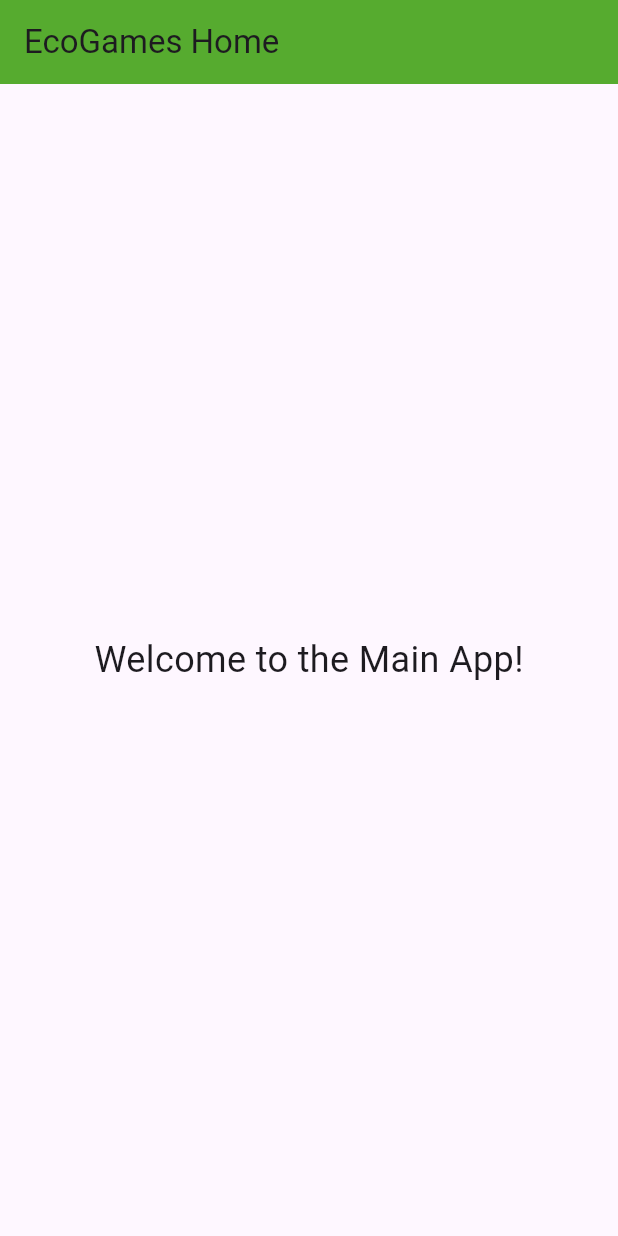
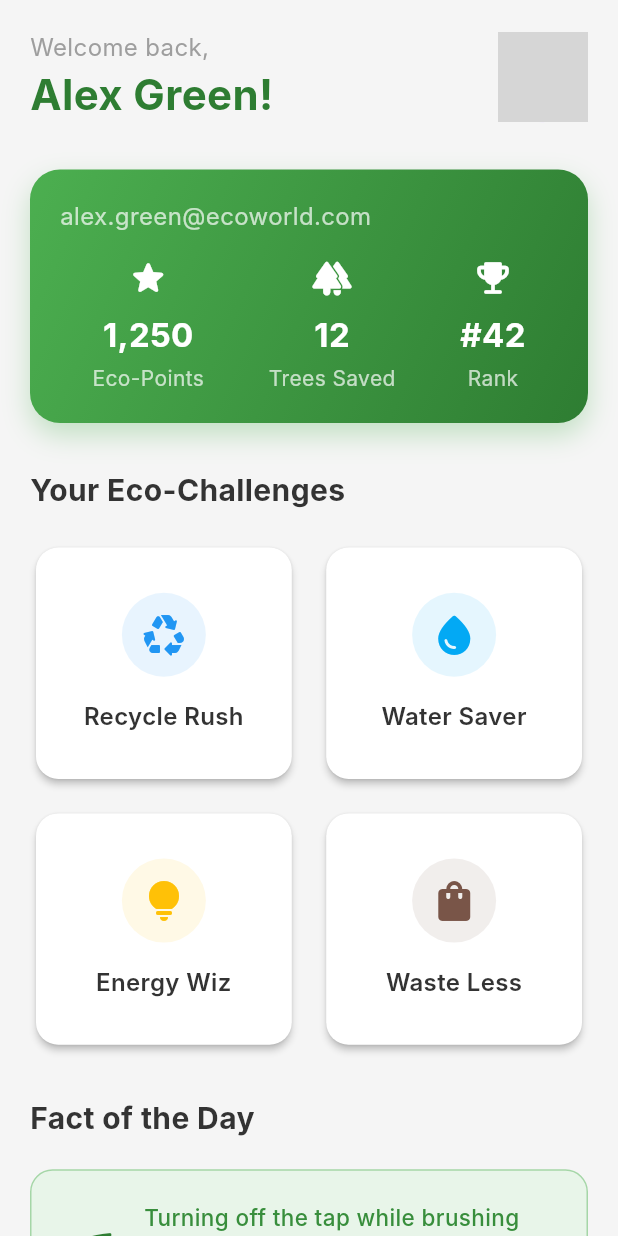
Before and after one commit to anshjast/siheco, a Flutter app: the screen it shows after launch, after a tap on "Login", on a phone screen of 412 x 824 dp. Run offline on Flutter 3.47's test engine with Material 3 defaults, Android fonts, the phone set to English and light mode, and no system bars; our stand-ins replace animate_do; network calls fail; Roboto replaces fonts that are missing (Inter, Poppins); grey boxes are pictures that could not be loaded.

```diff
--- a/lib/auth/login_page.dart
+++ b/lib/auth/login_page.dart
@@ -1,4 +1,5 @@
 import 'package:flutter/material.dart';
+import 'package:project/pages/home_page.dart';
 import '../main.dart'; // For navigation to HomeScreen
 
 class LoginScreen extends StatefulWidget {
@@ -160,7 +161,7 @@ class _LoginScreenState extends State<LoginScreen> {
                   child: ElevatedButton(
                     onPressed: () {
                       Navigator.of(context).pushReplacement(
-                        MaterialPageRoute(builder: (_) => const HomeScreen()),
+                        MaterialPageRoute(builder: (_) => const EcoGamesHomePage()),
                       );
                     },
                     style: ElevatedButton.styleFrom(
--- a/lib/auth/splash_page.dart
+++ b/lib/auth/splash_page.dart
@@ -15,7 +15,7 @@ class _SplashScreenState extends State<SplashScreen> {
   void initState() {
     super.initState();
 
-    Timer(const Duration(seconds: 5), () {
+    Timer(const Duration(milliseconds: 4500), () {
       if (mounted) {
         // CORRECTED: Navigate to the LoginScreen, not the HomeScreen
         Navigator.of(context).pushReplacement(
--- a/lib/main.dart
+++ b/lib/main.dart
@@ -1,12 +1,12 @@
 import 'package:flutter/material.dart';
-import 'auth/splash_page.dart'; // Import the new splash page
+import 'auth/splash_page.dart';
+import 'auth/login_page.dart';
+import 'pages/home_page.dart';
 
-// The main entry point for the Flutter application.
 void main() {
   runApp(const EcoGamesApp());
 }
 
-// The root widget of the application.
 class EcoGamesApp extends StatelessWidget {
   const EcoGamesApp({super.key});
 
@@ -19,29 +19,13 @@ class EcoGamesApp extends StatelessWidget {
         fontFamily: 'Poppins',
       ),
       debugShowCheckedModeBanner: false,
-      // The splash screen is now loaded from its own file.
-      home: const SplashScreen(),
+      // Define the initial route and the routes table for navigation
+      initialRoute: '/splash',
+      routes: {
+        '/splash': (context) => const SplashScreen(),
+        '/login': (context) => const LoginScreen(),
+        '/home': (context) => const EcoGamesHomePage(),
+      },
     );
   }
 }
-
-// A placeholder HomeScreen to navigate to after the splash screen.
-class HomeScreen extends StatelessWidget {
-  const HomeScreen({super.key});
-
-  @override
-  Widget build(BuildContext context) {
-    return Scaffold(
-      appBar: AppBar(
-        title: const Text('EcoGames Home'),
-        backgroundColor: const Color(0xFF56ab2f),
-      ),
-      body: const Center(
-        child: Text(
-          'Welcome to the Main App!',
-          style: TextStyle(fontSize: 24),
-        ),
-      ),
-    );
-  }
-}
--- /dev/null
+++ b/lib/pages/home_page.dart
@@ -0,0 +1,48 @@
+import 'package:flutter/material.dart';
+import 'package:flutter/services.dart';
+import '../widgets/header_section.dart';
+import '../widgets/user_profile_card.dart';
+import '../widgets/section_title.dart';
+import '../widgets/challenges_grid.dart';
+import '../widgets/daily_tip_card.dart';
+
+class EcoGamesHomePage extends StatelessWidget {
+  const EcoGamesHomePage({super.key});
+
+  @override
+  Widget build(BuildContext context) {
+    // Set the status bar style to match the app's theme
+    SystemChrome.setSystemUIOverlayStyle(SystemUiOverlayStyle.dark.copyWith(
+      statusBarColor: Colors.transparent,
+      statusBarIconBrightness: Brightness.dark,
+    ));
+
+    return Scaffold(
+      backgroundColor: const Color(0xFFF5F5F5), // A light, earthy background
+      body: SafeArea(
+        child: ListView(
+          padding: const EdgeInsets.symmetric(horizontal: 20.0),
+          children: const [
+            SizedBox(height: 20),
+            // -- Header Section --
+            HeaderSection(),
+            SizedBox(height: 30),
+            // -- User Profile Card --
+            UserProfileCard(),
+            SizedBox(height: 30),
+            // -- Eco Challenges Section --
+            SectionTitle(title: 'Your Eco-Challenges'),
+            SizedBox(height: 20),
+            ChallengesGrid(),
+            SizedBox(height: 30),
+            // -- Daily Tip Section --
+            SectionTitle(title: 'Fact of the Day'),
+            SizedBox(height: 20),
+            DailyTipCard(),
+            SizedBox(height: 40),
+          ],
+        ),
+      ),
+    );
+  }
+}
--- /dev/null
+++ b/lib/widgets/challenges_grid.dart
@@ -0,0 +1,60 @@
+import 'package:flutter/material.dart';
+
+class ChallengesGrid extends StatelessWidget {
+  const ChallengesGrid({super.key});
+
+  @override
+  Widget build(BuildContext context) {
+    final challenges = [
+      {'icon': Icons.recycling_rounded, 'title': 'Recycle Rush', 'color': Colors.blue},
+      {'icon': Icons.water_drop_rounded, 'title': 'Water Saver', 'color': Colors.lightBlue},
+      {'icon': Icons.lightbulb_rounded, 'title': 'Energy Wiz', 'color': Colors.amber},
+      {'icon': Icons.shopping_bag_rounded, 'title': 'Waste Less', 'color': Colors.brown},
+    ];
+
+    return GridView.builder(
+      shrinkWrap: true,
+      physics: const NeverScrollableScrollPhysics(),
+      gridDelegate: const SliverGridDelegateWithFixedCrossAxisCount(
+        crossAxisCount: 2,
+        crossAxisSpacing: 15,
+        mainAxisSpacing: 15,
+        childAspectRatio: 1.1,
+      ),
+      itemCount: challenges.length,
+      itemBuilder: (context, index) {
+        final challenge = challenges[index];
+        return Card(
+          elevation: 2,
+          shape: RoundedRectangleBorder(borderRadius: BorderRadius.circular(15)),
+          color: Colors.white,
+          child: Column(
+            mainAxisAlignment: MainAxisAlignment.center,
+            children: [
+              CircleAvatar(
+                radius: 28,
+                backgroundColor: (challenge['color'] as Color).withOpacity(0.1),
+                child: Icon(
+                  challenge['icon'] as IconData,
+                  size: 32,
+                  color: challenge['color'] as Color,
+                ),
+              ),
+              const SizedBox(height: 15),
+              Text(
+                challenge['title'] as String,
+                textAlign: TextAlign.center,
+                style: const TextStyle(
+                  fontSize: 16,
+                  fontWeight: FontWeight.w600,
+                  color: Color(0xFF333333),
+                  fontFamily: 'Inter',
+                ),
+              ),
+            ],
+          ),
+        );
+      },
+    );
+  }
+}
--- /dev/null
+++ b/lib/widgets/daily_tip_card.dart
@@ -0,0 +1,36 @@
+import 'package:flutter/material.dart';
+
+class DailyTipCard extends StatelessWidget {
+  const DailyTipCard({super.key});
+
+  @override
+  Widget build(BuildContext context) {
+    return Container(
+      padding: const EdgeInsets.all(20),
+      decoration: BoxDecoration(
+        color: const Color(0xFFE8F5E9), // Light green background
+        borderRadius: BorderRadius.circular(15),
+        border: Border.all(color: Colors.green.shade200, width: 1),
+      ),
+      child: const Row(
+        crossAxisAlignment: CrossAxisAlignment.center,
+        children: [
+          Icon(Icons.eco_rounded, color: Color(0xFF2E7D32), size: 40),
+          SizedBox(width: 15),
+          Expanded(
+            child: Text(
+              'Turning off the tap while brushing your teeth can save up to 8 gallons of water per day!',
+              style: TextStyle(
+                fontSize: 15,
+                color: Color(0xFF388E3C),
+                height: 1.5,
+                fontFamily: 'Inter',
+                fontWeight: FontWeight.w500,
+              ),
+            ),
+          ),
+        ],
+      ),
+    );
+  }
+}
--- /dev/null
+++ b/lib/widgets/header_section.dart
@@ -0,0 +1,44 @@
+import 'package:flutter/material.dart';
+
+class HeaderSection extends StatelessWidget {
+  const HeaderSection({super.key});
+
+  @override
+  Widget build(BuildContext context) {
+    return Row(
+      mainAxisAlignment: MainAxisAlignment.spaceBetween,
+      children: [
+        const Column(
+          crossAxisAlignment: CrossAxisAlignment.start,
+          children: [
+            Text(
+              'Welcome back,',
+              style: TextStyle(
+                fontSize: 16,
+                color: Colors.grey,
+                fontFamily: 'Inter',
+              ),
+            ),
+            Text(
+              'Alex Green!',
+              style: TextStyle(
+                fontSize: 28,
+                fontWeight: FontWeight.bold,
+                color: Color(0xFF2E7D32), // Dark green
+                fontFamily: 'Inter',
+              ),
+            ),
+          ],
+        ),
+        CircleAvatar(
+          radius: 30,
+          backgroundImage: const NetworkImage(
+              'https://placehold.co/120x120/A9DFBF/2E7D32?text=AG'),
+          onBackgroundImageError: (exception, stackTrace) {
+            // Handle error, maybe show a default icon
+          },
+        ),
+      ],
+    );
+  }
+}
--- /dev/null
+++ b/lib/widgets/section_title.dart
@@ -0,0 +1,19 @@
+import 'package:flutter/material.dart';
+
+class SectionTitle extends StatelessWidget {
+  final String title;
+  const SectionTitle({super.key, required this.title});
+
+  @override
+  Widget build(BuildContext context) {
+    return Text(
+      title,
+      style: const TextStyle(
+        fontSize: 20,
+        fontWeight: FontWeight.bold,
+        color: Color(0xFF333333),
+        fontFamily: 'Inter',
+      ),
+    );
+  }
+}
--- /dev/null
+++ b/lib/widgets/user_profile_card.dart
@@ -0,0 +1,76 @@
+import 'package:flutter/material.dart';
+
+class UserProfileCard extends StatelessWidget {
+  const UserProfileCard({super.key});
+
+  @override
+  Widget build(BuildContext context) {
+    return Container(
+      padding: const EdgeInsets.all(20),
+      decoration: BoxDecoration(
+        gradient: const LinearGradient(
+          colors: [Color(0xFF4CAF50), Color(0xFF2E7D32)],
+          begin: Alignment.topLeft,
+          end: Alignment.bottomRight,
+        ),
+        borderRadius: BorderRadius.circular(20),
+        boxShadow: [
+          BoxShadow(
+            color: Colors.green.withOpacity(0.3),
+            blurRadius: 15,
+            offset: const Offset(0, 8),
+          ),
+        ],
+      ),
+      child: Column(
+        crossAxisAlignment: CrossAxisAlignment.start,
+        children: [
+          const Text(
+            'alex.green@ecoworld.com',
+            style: TextStyle(
+              fontSize: 16,
+              color: Colors.white70,
+              fontFamily: 'Inter',
+            ),
+          ),
+          const SizedBox(height: 15),
+          Row(
+            mainAxisAlignment: MainAxisAlignment.spaceAround,
+            children: [
+              _buildStatColumn('Eco-Points', '1,250', Icons.star_rounded),
+              _buildStatColumn('Trees Saved', '12', Icons.forest_rounded),
+              _buildStatColumn('Rank', '#42', Icons.emoji_events_rounded),
+            ],
+          )
+        ],
+      ),
+    );
+  }
+
+  Widget _buildStatColumn(String label, String value, IconData icon) {
+    return Column(
+      children: [
+        Icon(icon, color: Colors.white, size: 28),
+        const SizedBox(height: 8),
+        Text(
+          value,
+          style: const TextStyle(
+            fontSize: 22,
+            fontWeight: FontWeight.bold,
+            color: Colors.white,
+            fontFamily: 'Inter',
+          ),
+        ),
+        const SizedBox(height: 4),
+        Text(
+          label,
+          style: const TextStyle(
+            fontSize: 14,
+            color: Colors.white70,
+            fontFamily: 'Inter',
+          ),
+        ),
+      ],
+    );
+  }
+}
```
